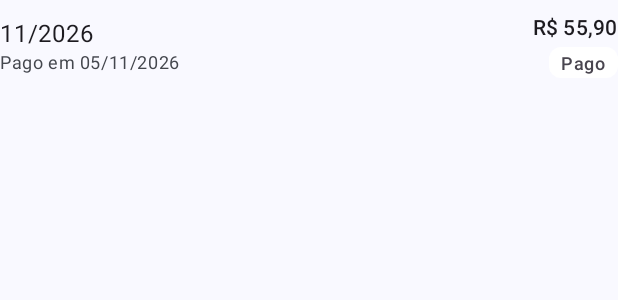
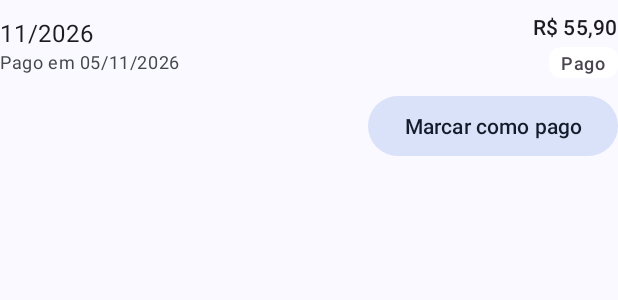
Before and after one commit to muriloklein/rekly_mobile, an Android app: the layout item_payment.xml on its own in the app's theme, with its tools: preview values and no code run, on a phone screen of 412 x 824 dp. Shown: the top 300 px of the screen. Run offline under Robolectric (Android 15) with nearby library versions, the phone set to English and light mode, and no system bars.

Commit message:
feat(pagamentos): permite marcar cada mês como pago ou não pago no histórico

```diff
--- a/app/src/main/java/com/example/rekly/ui/subscription/SubscriptionDetailsActivity.kt
+++ b/app/src/main/java/com/example/rekly/ui/subscription/SubscriptionDetailsActivity.kt
@@ -44,7 +44,10 @@ class SubscriptionDetailsActivity : AppCompatActivity() {
     private val subscriptionId: Long
         get() = intent.getLongExtra(EXTRA_SUBSCRIPTION_ID, NO_ID)
 
-    private val paymentAdapter = PaymentAdapter { payment -> openConfirmPayment(payment) }
+    private val paymentAdapter = PaymentAdapter(
+        onAdjustClick = { payment -> openConfirmPayment(payment) },
+        onTogglePaidClick = { payment -> viewModel.togglePaid(payment.id) }
+    )
 
     private val viewModel: SubscriptionDetailsViewModel by viewModels {
         val database = AppDatabase.getInstance(this)
--- a/app/src/main/res/layout/item_payment.xml
+++ b/app/src/main/res/layout/item_payment.xml
@@ -59,14 +59,28 @@
         </LinearLayout>
     </LinearLayout>
 
-    <com.google.android.material.button.MaterialButton
-        android:id="@+id/confirmButton"
-        style="@style/Widget.Material3.Button.TonalButton"
+    <LinearLayout
         android:layout_width="wrap_content"
         android:layout_height="wrap_content"
         android:layout_gravity="end"
         android:layout_marginTop="@dimen/spacing_small"
-        android:text="@string/action_confirm_value"
-        android:visibility="gone" />
+        android:orientation="horizontal">
+
+        <com.google.android.material.button.MaterialButton
+            android:id="@+id/adjustButton"
+            style="@style/Widget.Material3.Button.TextButton"
+            android:layout_width="wrap_content"
+            android:layout_height="wrap_content"
+            android:text="@string/action_adjust_value"
+            android:visibility="gone" />
+
+        <com.google.android.material.button.MaterialButton
+            android:id="@+id/togglePaidButton"
+            style="@style/Widget.Material3.Button.TonalButton"
+            android:layout_width="wrap_content"
+            android:layout_height="wrap_content"
+            android:layout_marginStart="@dimen/spacing_small"
+            tools:text="Marcar como pago" />
+    </LinearLayout>
 
 </LinearLayout>
--- a/app/src/main/res/values/strings.xml
+++ b/app/src/main/res/values/strings.xml
@@ -101,7 +101,9 @@
     <string name="payment_paid_on">Pago em %1$s</string>
     <string name="payment_due_on">Vence em %1$s</string>
     <string name="payment_amount_estimate">%1$s (estimado)</string>
-    <string name="action_confirm_value">Confirmar valor</string>
+    <string name="action_adjust_value">Ajustar valor</string>
+    <string name="action_mark_paid">Marcar como pago</string>
+    <string name="action_mark_unpaid">Marcar como não pago</string>
     <string name="payment_confirm_title">Confirmar pagamento de %1$s</string>
     <string name="payment_confirm_helper">Começamos pelo valor estimado. Ajuste para o valor real da conta.</string>
     <string name="label_paid_amount">Valor pago</string>
```
Also changed, not shown: app/src/main/java/com/example/rekly/data/repository/PaymentRepository.kt (+7 -7 lines), app/src/main/java/com/example/rekly/domain/rules/PaymentStatusRules.kt (added, +21 -0 lines), app/src/main/java/com/example/rekly/ui/subscription/PaymentAdapter.kt (+6 -3 lines), app/src/main/java/com/example/rekly/ui/subscription/SubscriptionDetailsViewModel.kt (+13 -0 lines), 1 other file.
